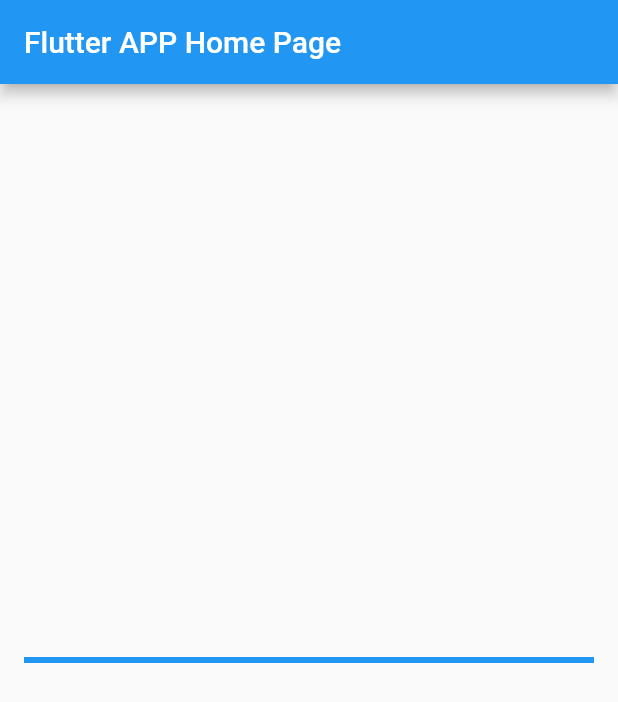
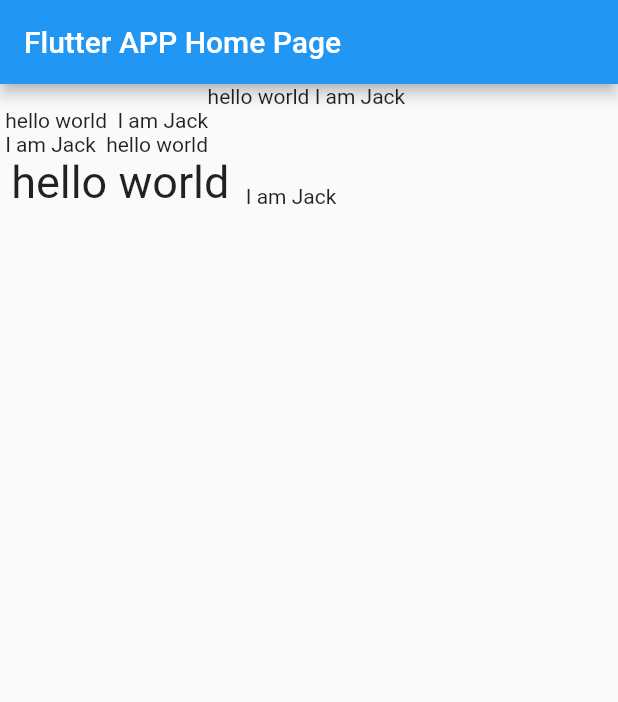
Before and after one commit to yuyangzi/AssetManagement, a Flutter app: the screen it shows after launch, on a phone screen of 412 x 824 dp. Shown: the top 702 px of the screen. Run offline on Flutter 3.47's test engine with Material 2 defaults, Android fonts, the light colour scheme and no system bars; our stand-ins replace animated_text_kit.

Commit message:
feat: 学习进度条Row And Column 1. row_and_column_learm.dart

```diff
--- a/lib/main.dart
+++ b/lib/main.dart
@@ -1,8 +1,10 @@
 import 'package:flutter/material.dart';
 
+import 'home_page_screen.dart';
 import 'input_and_forms_learm.dart';
 import 'less_group_page.dart';
 import 'progress_learm.dart';
+import 'row_and_column_learm.dart';
 import 'state_manage_learn.dart';
 import 'statefull_group_page.dart';
 
@@ -82,7 +84,7 @@
       body: Center(
         // Center is a layout widget. It takes a single child and positions it
         // in the middle of the parent.
-        child: ProgressRoute(),
+        child: RowAndColumnPage(),
       ),
       // floatingActionButton: FloatingActionButton(
       //   onPressed: _incrementCounter,
--- /dev/null
+++ b/lib/row_and_column_learm.dart
@@ -0,0 +1,53 @@
+import 'package:flutter/material.dart';
+
+class RowAndColumnPage extends StatefulWidget {
+  const RowAndColumnPage({Key? key}) : super(key: key);
+
+  @override
+  _RowAndColumnPageState createState() => _RowAndColumnPageState();
+}
+
+class _RowAndColumnPageState extends State<RowAndColumnPage> {
+  @override
+  Widget build(BuildContext context) {
+    return Column(
+      crossAxisAlignment: CrossAxisAlignment.start,
+      children: [
+        Row(
+          mainAxisAlignment: MainAxisAlignment.center,
+          children: [
+            Text('hello world'),
+            Text(" I am Jack "),
+          ],
+        ),
+        Row(
+          mainAxisSize: MainAxisSize.min,
+          mainAxisAlignment: MainAxisAlignment.center,
+          children: <Widget>[
+            Text(" hello world "),
+            Text(" I am Jack "),
+          ],
+        ),
+        Row(
+          mainAxisAlignment: MainAxisAlignment.end,
+          textDirection: TextDirection.rtl,
+          children: <Widget>[
+            Text(" hello world "),
+            Text(" I am Jack "),
+          ],
+        ),
+        Row(
+          crossAxisAlignment: CrossAxisAlignment.start,
+          verticalDirection: VerticalDirection.up,
+          children: <Widget>[
+            Text(
+              " hello world ",
+              style: TextStyle(fontSize: 30.0),
+            ),
+            Text(" I am Jack "),
+          ],
+        ),
+      ],
+    );
+  }
+}
--- a/pubspec.yaml
+++ b/pubspec.yaml
@@ -28,6 +28,7 @@
   # The following adds the Cupertino Icons font to your application.
   # Use with the CupertinoIcons class for iOS style icons.
   cupertino_icons: ^1.0.2
+  animated_text_kit: ^4.2.1
 
 dev_dependencies:
   flutter_test:
```
Also changed, not shown: lib/home_page_screen.dart (added, +44 -0 lines).
